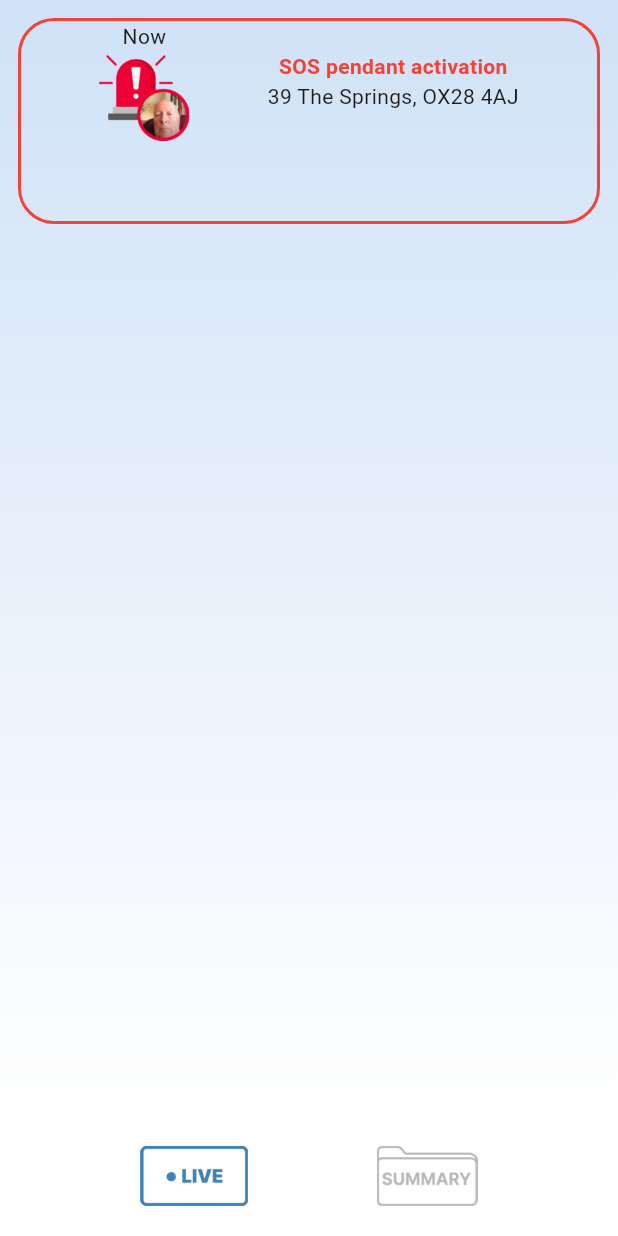
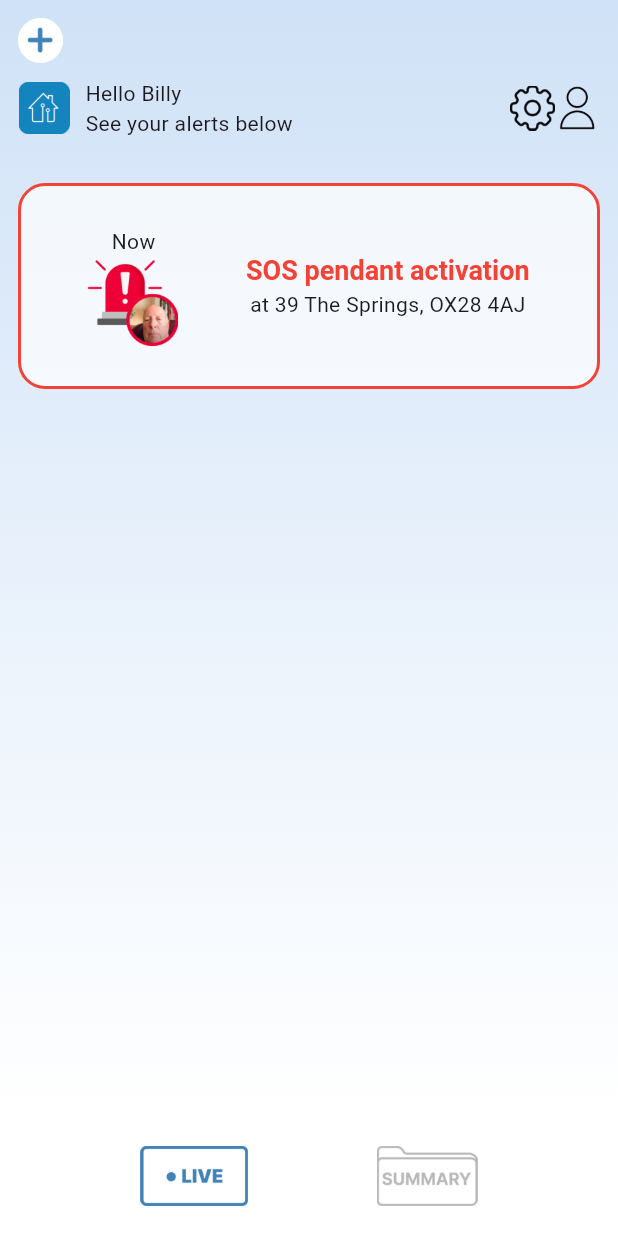
Before and after one commit to MellisBill/home_link_demo, a Flutter app: the screen it shows after launch, on a phone screen of 412 x 824 dp. Run offline on Flutter 3.47's test engine with Material 3 defaults, Android fonts, the light colour scheme and no system bars; our stand-ins replace bloc, equatable, flutter_bloc.

Commit message:
enhanced alert tile design

```diff
--- a/lib/alert/bloc/alert_bloc.dart
+++ b/lib/alert/bloc/alert_bloc.dart
@@ -18,9 +18,9 @@ class AlertBloc extends Bloc<AlertEvent, AlertState> {
     );
     on<AlertButtonPressed>((event, emit) async {
       emit(state.copyWith(
-          lastPressedButtonIndex: event.buttonIndex, isResolving: true));
+          lastPressedButtonIndex: event.buttonIndex, isResolving: true,),);
 
-      await Future.delayed(Duration(seconds: 3), () {
+      await Future.delayed(const Duration(seconds: 3), () {
         emit(state.copyWith(isResolved: true));
       });
     });
--- a/lib/alert/bloc/alert_state.dart
+++ b/lib/alert/bloc/alert_state.dart
@@ -25,7 +25,7 @@ final class AlertState extends Equatable {
       bool? isExpanded,
       bool? isResolving,
       bool? isResolved,
-      int? lastPressedButtonIndex}) {
+      int? lastPressedButtonIndex,}) {
     return AlertState(
       status: status != null ? status() : this.status,
       alerts: alerts != null ? alerts() : this.alerts,
--- a/lib/alert/view/alert_page.dart
+++ b/lib/alert/view/alert_page.dart
@@ -1,8 +1,8 @@
 import 'package:flutter/material.dart';
+import 'package:flutter/widgets.dart';
 import 'package:flutter_bloc/flutter_bloc.dart';
 import 'package:home_link_interview/alert/alert.dart';
 import 'package:home_link_interview/alert/bloc/alert_bloc.dart';
-import 'package:home_link_interview/alert/widgets/alert_tile.dart';
 import 'package:home_link_interview/repos/alerts_repository.dart';
 
 class AlertPage extends StatelessWidget {
@@ -13,8 +13,8 @@ class AlertPage extends StatelessWidget {
     return BlocProvider(
       create: (_) => AlertBloc(
         alertsRepository: context.read<AlertsRepository>(),
-      )..add(AlertSubscriptionRequested()),
-      child: AlertView(),
+      )..add(const AlertSubscriptionRequested()),
+      child: const AlertView(),
     );
   }
 }
@@ -24,13 +24,84 @@ class AlertView extends StatelessWidget {
 
   @override
   Widget build(BuildContext context) {
+    return const Column(
+      children: [
+        Align(
+          alignment: Alignment.centerLeft,
+          child: Image(
+            height: 30,
+            width: 30,
+            image: AssetImage('assets/plus_button.png'),
+          ),
+        ),
+        SizedBox(height: 10),
+        Row(
+          mainAxisAlignment: MainAxisAlignment.spaceBetween,
+          children: [
+            Row(
+              children: [
+                Image(
+                  height: 35,
+                  width: 35,
+                  image: AssetImage(
+                    'assets/logo.png',
+                  ),
+                ),
+                SizedBox(width: 10),
+                Column(
+                  crossAxisAlignment: CrossAxisAlignment.start,
+                  children: [
+                    Text('Hello Billy'),
+                    Text('See your alerts below'),
+                  ],
+                ),
+              ],
+            ),
+            Row(
+              mainAxisAlignment: MainAxisAlignment.end,
+              children: [
+                Image(
+                  height: 30,
+                  width: 30,
+                  image: AssetImage('assets/settings.png'),
+                ),
+                Image(
+                  height: 30,
+                  width: 30,
+                  image: AssetImage('assets/person_icon.png'),
+                ),
+              ],
+            ),
+          ],
+        ),
+        SizedBox(height: 30),
+        AlertTile(),
+      ],
+    );
+  }
+}
+
+class AlertTile extends StatelessWidget {
+  const AlertTile({
+    super.key,
+  });
+
+  @override
+  Widget build(BuildContext context) {
     return BlocBuilder<AlertBloc, AlertState>(
       builder: (context, state) {
-        double height = MediaQuery.of(context).size.height;
-        double width = MediaQuery.of(context).size.width;
+        final height = MediaQuery.of(context).size.height;
+        final width = MediaQuery.of(context).size.width;
+
+        var buttons = [
+          "Everything's OK",
+          "Going to property now",
+          "Call doctor",
+          "I cannot visit",
+        ];
 
         if (state.isResolved) {
-          return SizedBox.shrink();
+          return const SizedBox.shrink();
         } else {
           return GestureDetector(
             onTap: () =>
@@ -40,36 +111,67 @@ class AlertView extends StatelessWidget {
               height: state.isExpanded ? height / 2 : height / 6,
               width: width,
               decoration: BoxDecoration(
+                color: Colors.white70,
                 border: Border.all(
-                    color: state.isResolved ? Colors.green : Colors.red,
-                    width: 2),
-                borderRadius: BorderRadius.circular(24),
+                  color: state.isResolved ? Colors.green : Colors.red,
+                  width: 2,
+                ),
+                borderRadius: BorderRadius.circular(18),
               ),
               child: Column(
+                mainAxisAlignment: MainAxisAlignment.center,
                 children: <Widget>[
                   for (final alert in state.alerts)
-                    if (!alert.isResolved) AlertTile(alert: alert),
+                    if (!alert.isResolved)
+                      Row(
+                        mainAxisAlignment: MainAxisAlignment.spaceEvenly,
+                        children: [
+                          Column(
+                            mainAxisAlignment: MainAxisAlignment.center,
+                            children: [
+                              Text(alert.timeOfAlert),
+                              const Image(
+                                height: 60,
+                                width: 60,
+                                image: AssetImage(
+                                  'assets/alert_with_resident.png',
+                                ),
+                              ),
+                            ],
+                          ),
+                          Column(
+                            mainAxisAlignment: MainAxisAlignment.center,
+                            children: [
+                              Text(alert.title,
+                                  style: Theme.of(context)
+                                      .textTheme
+                                      .headlineSmall),
+                              Text('at ${alert.address}'),
+                            ],
+                          ),
+                        ],
+                      ),
                   if (state.isExpanded && !state.isResolving)
                     ...List.generate(
                       4,
                       (i) => Padding(
-                        padding: const EdgeInsets.all(8.0),
+                        padding: const EdgeInsets.all(8),
                         child: OutlinedButton(
                           onPressed: () => context
                               .read<AlertBloc>()
                               .add(AlertButtonPressed(i)),
-                          child: Text('Button ${i + 1}'),
                           style: OutlinedButton.styleFrom(
                             shape: RoundedRectangleBorder(
                               borderRadius: BorderRadius.circular(10),
                             ),
-                            side: BorderSide(color: Colors.blue),
+                            side: const BorderSide(color: Colors.blue),
                           ),
+                          child: Text(buttons[i]),
                         ),
                       ),
                     ),
                   if (state.isExpanded && state.isResolving)
-                    Column(
+                    const Column(
                       children: [
                         Text('Thanks for submitting'),
                         Image(
--- a/lib/alert/widgets/alert_tile.dart
+++ b/lib/alert/widgets/alert_tile.dart
@@ -32,9 +32,9 @@ class AlertTile extends StatelessWidget {
                 fontWeight: FontWeight.w600,
               ),
             ),
-            Text(alert.address),
+            Text("at ${alert.address}"),
           ],
-        )
+        ),
       ],
     );
   }
--- a/lib/alert_summary/widgets/alert_tile.dart
+++ b/lib/alert_summary/widgets/alert_tile.dart
@@ -40,7 +40,7 @@ class AlertTile extends StatelessWidget {
               ),
               Text(alert.address),
             ],
-          )
+          ),
         ],
       ),
     );
--- a/lib/theme/theme.dart
+++ b/lib/theme/theme.dart
@@ -3,13 +3,14 @@ import 'package:flutter/material.dart';
 class HomeLinkTheme {
   static ThemeData get light {
     return ThemeData(
-        // bottomAppBarTheme: BottomAppBarTheme(
-        //   color: Colors.transparent,
-        //   shadowColor: Colors.transparent,
-        // ),
-        // snackBarTheme: const SnackBarThemeData(
-        //   behavior: SnackBarBehavior.floating,
-        // ),
-        );
+      useMaterial3: true,
+      textTheme: TextTheme(
+        headlineSmall: const TextStyle(
+          color: Colors.red,
+          fontWeight: FontWeight.bold,
+          fontSize: 18,
+        ),
+      ),
+    );
   }
 }
```
Also changed, not shown: assets/person_icon.png (renamed from assets/person icon.png).
